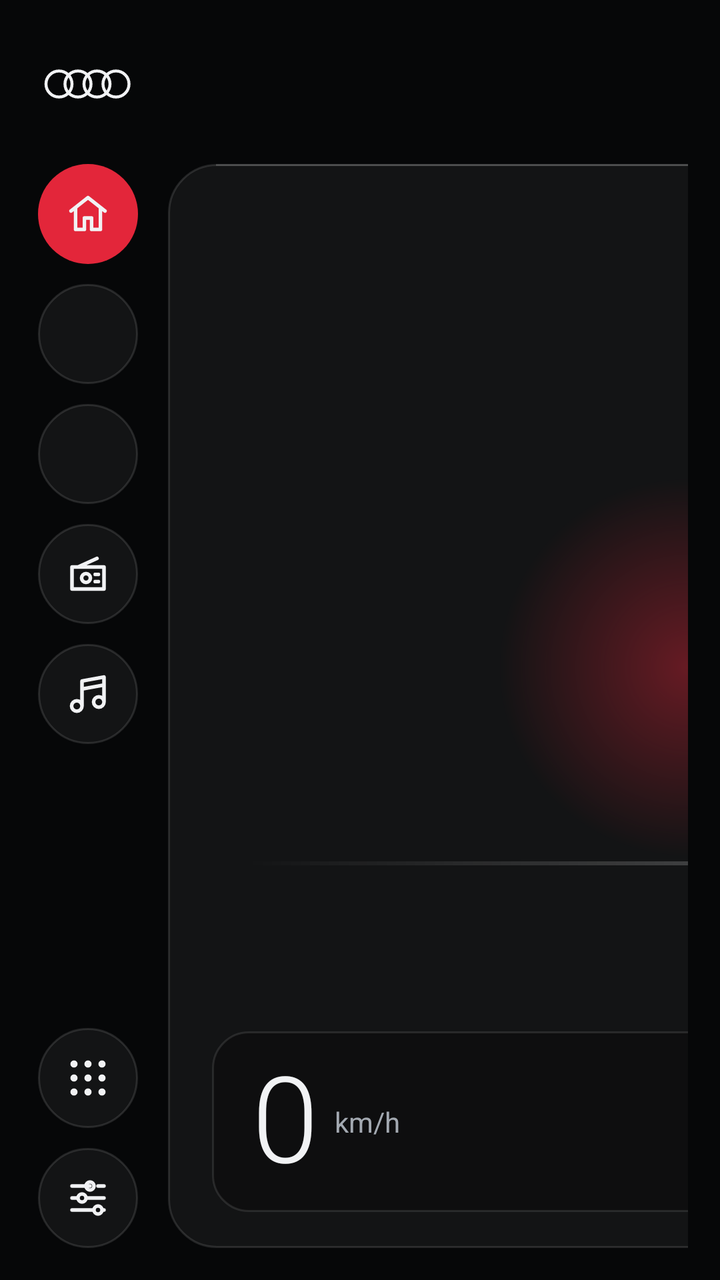
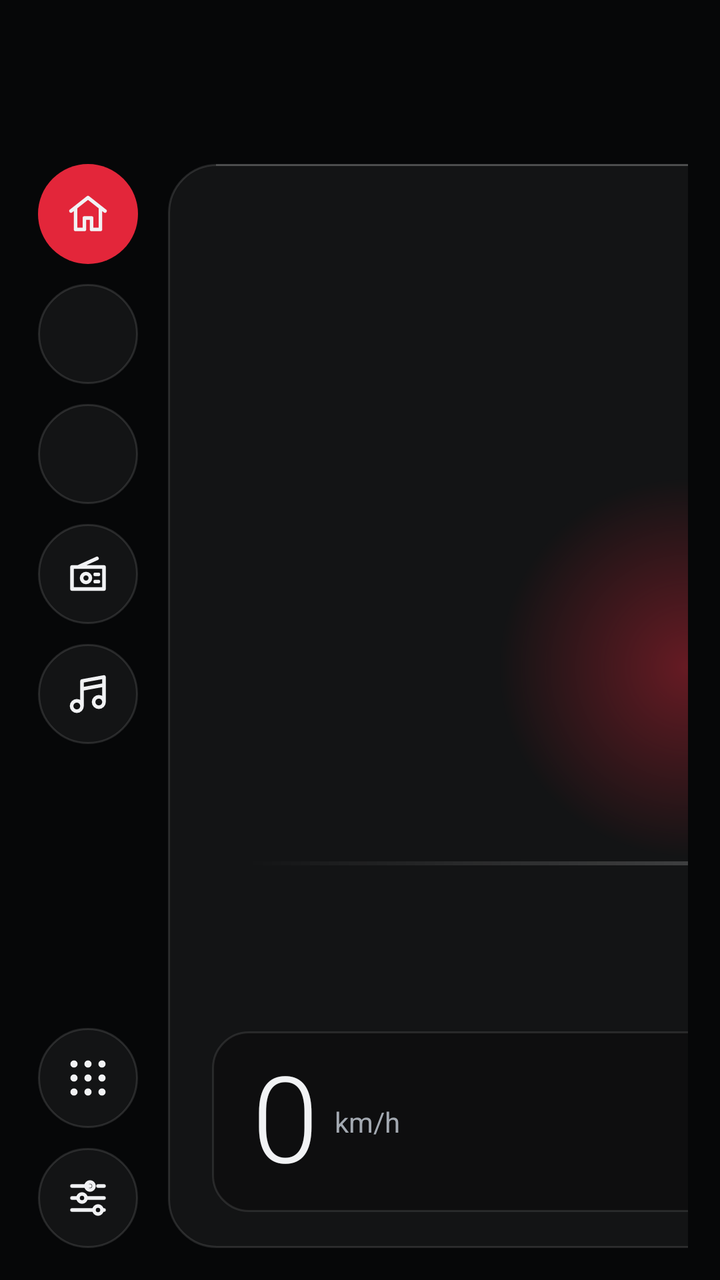

Screens rendered from an Android XML layout before and after an edit, with the pre-edit source and the edit as a unified diff.
<!-- AndroidManifest.xml: application theme Theme.Launcher -->
<!-- res/layout/activity_main.xml -->
<?xml version="1.0" encoding="utf-8"?>
<LinearLayout xmlns:android="http://schemas.android.com/apk/res/android"
    android:layout_width="match_parent"
    android:layout_height="match_parent"
    android:orientation="vertical"
    android:paddingLeft="16dp"
    android:paddingTop="14dp"
    android:paddingRight="16dp"
    android:paddingBottom="16dp">

    
    <LinearLayout
        android:layout_width="match_parent"
        android:layout_height="56dp"
        android:gravity="center_vertical"
        android:orientation="horizontal">

        <FrameLayout
            android:layout_width="56dp"
            android:layout_height="match_parent">

            <ImageView
                android:layout_width="46dp"
                android:layout_height="18dp"
                android:layout_gravity="center"
                android:importantForAccessibility="no"
                android:src="@drawable/ic_rings" />
        </FrameLayout>

        <TextView
            android:id="@+id/time"
            android:layout_width="wrap_content"
            android:layout_height="wrap_content"
            android:layout_marginLeft="12dp"
            android:fontFamily="sans-serif-light"
            android:includeFontPadding="false"
            android:textColor="?attr/uiText"
            android:textSize="34sp" />

        <LinearLayout
            android:layout_width="wrap_content"
            android:layout_height="wrap_content"
            android:layout_marginLeft="16dp"
            android:orientation="vertical">

            <TextView
                android:id="@+id/greeting"
                android:layout_width="wrap_content"
                android:layout_height="wrap_content"
                android:fontFamily="sans-serif-medium"
                android:includeFontPadding="false"
                android:textColor="?attr/uiText"
                android:textSize="15sp" />

            <TextView
                android:id="@+id/date"
                android:layout_width="wrap_content"
                android:layout_height="wrap_content"
                android:layout_marginTop="4dp"
                android:includeFontPadding="false"
                android:textColor="?attr/uiText2"
                android:textSize="12sp" />
        </LinearLayout>

        <Space
            android:layout_width="0dp"
            android:layout_height="1dp"
            android:layout_weight="1" />

        <TextView
            android:id="@+id/reminderPill"
            android:layout_width="wrap_content"
            android:layout_height="wrap_content"
            android:layout_marginRight="8dp"
            android:background="@drawable/glass_pill"
            android:fontFamily="sans-serif-medium"
            android:includeFontPadding="false"
            android:paddingLeft="14dp"
            android:paddingTop="9dp"
            android:paddingRight="14dp"
            android:paddingBottom="9dp"
            android:textColor="?attr/uiText"
            android:textSize="13sp"
            android:visibility="gone" />

        <LinearLayout
            android:id="@+id/locationPill"
            android:layout_width="wrap_content"
            android:layout_height="wrap_content"
            android:background="@drawable/glass_pill"
            android:gravity="center_vertical"
            android:orientation="horizontal"
            android:paddingLeft="14dp"
            android:paddingTop="8dp"
            android:paddingRight="14dp"
            android:paddingBottom="8dp"
            android:visibility="gone">

            <ImageView
                android:layout_width="16dp"
                android:layout_height="16dp"
                android:importantForAccessibility="no"
                android:src="@drawable/ic_pin" />

            <TextView
                android:id="@+id/city"
                android:layout_width="wrap_content"
                android:layout_height="wrap_content"
                android:layout_marginLeft="6dp"
                android:fontFamily="sans-serif-medium"
                android:includeFontPadding="false"
                android:textColor="?attr/uiText"
                android:textSize="13sp" />
        </LinearLayout>
    </LinearLayout>

    
    <LinearLayout
        android:layout_width="match_parent"
        android:layout_height="0dp"
        android:layout_marginTop="12dp"
        android:layout_weight="1"
        android:orientation="horizontal">

        
        <LinearLayout
            android:layout_width="56dp"
            android:layout_height="match_parent"
            android:gravity="center_horizontal"
            android:orientation="vertical">

            <ImageButton
                android:id="@+id/btnHome"
                style="@style/RailButton"
                android:background="@drawable/accent_circle"
                android:contentDescription="@string/cd_home"
                android:src="@drawable/ic_home" />

            <ImageButton
                android:id="@+id/slot0"
                style="@style/RailButton"
                android:layout_marginTop="10dp"
                android:contentDescription="@string/cd_carplay"
                android:padding="9dp"
                android:scaleType="fitCenter" />

            <ImageButton
                android:id="@+id/slot1"
                style="@style/RailButton"
                android:layout_marginTop="10dp"
                android:contentDescription="@string/cd_aa"
                android:padding="9dp"
                android:scaleType="fitCenter" />

            <ImageButton
                android:id="@+id/slot2"
                style="@style/RailButton"
                android:layout_marginTop="10dp"
                android:contentDescription="@string/cd_radio"
                android:padding="9dp"
                android:scaleType="center"
                android:src="@drawable/ic_radio" />

            <ImageButton
                android:id="@+id/slot3"
                style="@style/RailButton"
                android:layout_marginTop="10dp"
                android:contentDescription="@string/cd_music"
                android:src="@drawable/ic_music" />

            <Space
                android:layout_width="1dp"
                android:layout_height="0dp"
                android:layout_weight="1"
                android:minHeight="10dp" />

            <ImageButton
                android:id="@+id/btnApps"
                style="@style/RailButton"
                android:contentDescription="@string/cd_apps"
                android:src="@drawable/ic_apps" />

            <ImageButton
                android:id="@+id/btnSettings"
                style="@style/RailButton"
                android:layout_marginTop="10dp"
                android:contentDescription="@string/cd_settings"
                android:src="@drawable/ic_settings" />
        </LinearLayout>

        
        <LinearLayout
            android:id="@+id/carCard"
            android:layout_width="520dp"
            android:layout_height="match_parent"
            android:layout_marginLeft="12dp"
            android:background="@drawable/glass_panel"
            android:orientation="vertical"
            android:paddingLeft="22dp"
            android:paddingTop="18dp"
            android:paddingRight="22dp"
            android:paddingBottom="18dp">

            <FrameLayout
                android:layout_width="match_parent"
                android:layout_height="wrap_content">

                <LinearLayout
                    android:layout_width="wrap_content"
                    android:layout_height="wrap_content"
                    android:orientation="vertical">

                    <TextView
                        android:id="@+id/carTitle"
                        android:layout_width="wrap_content"
                        android:layout_height="wrap_content"
                        android:fontFamily="sans-serif-medium"
                        android:includeFontPadding="false"
                        android:textColor="?attr/uiText"
                        android:textSize="26sp" />

                    <TextView
                        android:id="@+id/carSub"
                        android:layout_width="wrap_content"
                        android:layout_height="wrap_content"
                        android:layout_marginTop="6dp"
                        android:includeFontPadding="false"
                        android:textColor="?attr/uiText2"
                        android:textSize="13sp" />
                </LinearLayout>

                <ImageButton
                    android:id="@+id/btnCustomize"
                    android:layout_width="44dp"
                    android:layout_height="44dp"
                    android:layout_gravity="right|top"
                    android:background="@drawable/glass_circle"
                    android:contentDescription="@string/cd_customize"
                    android:src="@drawable/ic_edit" />
            </FrameLayout>

            <FrameLayout
                android:layout_width="match_parent"
                android:layout_height="0dp"
                android:layout_weight="1">

                <View
                    android:layout_width="440dp"
                    android:layout_height="190dp"
                    android:layout_gravity="center"
                    android:alpha="0.4"
                    android:background="@drawable/car_glow" />

                <View
                    android:id="@+id/floor"
                    android:layout_width="440dp"
                    android:layout_height="2dp"
                    android:layout_gravity="center"
                    android:background="@drawable/floor_line"
                    android:translationY="98dp" />

                <ImageView
                    android:id="@+id/car"
                    android:layout_width="440dp"
                    android:layout_height="wrap_content"
                    android:layout_gravity="center"
                    android:adjustViewBounds="true"
                    android:importantForAccessibility="no" />
            </FrameLayout>

            <LinearLayout
                android:layout_width="match_parent"
                android:layout_height="wrap_content"
                android:background="@drawable/speed_panel"
                android:gravity="center_vertical"
                android:orientation="horizontal"
                android:paddingLeft="20dp"
                android:paddingTop="10dp"
                android:paddingRight="20dp"
                android:paddingBottom="10dp">

                <TextView
                    android:id="@+id/speed"
                    android:layout_width="wrap_content"
                    android:layout_height="wrap_content"
                    android:fontFamily="sans-serif-light"
                    android:includeFontPadding="false"
                    android:text="0"
                    android:textColor="?attr/uiText"
                    android:textSize="60sp" />

                <TextView
                    android:layout_width="wrap_content"
                    android:layout_height="wrap_content"
                    android:layout_marginLeft="8dp"
                    android:text="@string/kmh"
                    android:textColor="?attr/uiText2"
                    android:textSize="14sp" />

                <Space
                    android:layout_width="0dp"
                    android:layout_height="1dp"
                    android:layout_weight="1" />

                <LinearLayout
                    android:layout_width="170dp"
                    android:layout_height="wrap_content"
                    android:orientation="vertical">

                    <LinearLayout
                        android:layout_width="match_parent"
                        android:layout_height="wrap_content"
                        android:orientation="horizontal">

                        <TextView
                            style="@style/Label"
                            android:layout_width="0dp"
                            android:layout_height="wrap_content"
                            android:layout_weight="1"
                            android:text="@string/speed_label" />

                        <TextView
                            style="@style/Label"
                            android:layout_width="wrap_content"
                            android:layout_height="wrap_content"
                            android:text="@string/gps" />
                    </LinearLayout>

                    <ProgressBar
                        android:id="@+id/speedBar"
                        style="@android:style/Widget.ProgressBar.Horizontal"
                        android:layout_width="match_parent"
                        android:layout_height="6dp"
                        android:layout_marginTop="8dp"
                        android:max="200"
                        android:progress="0"
                        android:progressDrawable="@drawable/progress_bar" />

                    <TextView
                        android:id="@+id/noGps"
                        android:layout_width="wrap_content"
                        android:layout_height="wrap_content"
                        android:layout_marginTop="6dp"
                        android:includeFontPadding="false"
                        android:text="@string/no_gps"
                        android:textColor="?attr/uiText2"
                        android:textSize="11sp"
                        android:visibility="invisible" />
                </LinearLayout>
            </LinearLayout>
        </LinearLayout>

        
        <LinearLayout
            android:layout_width="0dp"
            android:layout_height="match_parent"
            android:layout_marginLeft="12dp"
            android:layout_weight="1"
            android:orientation="vertical">

            
            <LinearLayout
                android:layout_width="match_parent"
                android:layout_height="0dp"
                android:layout_weight="1"
                android:background="@drawable/glass_panel"
                android:orientation="vertical"
                android:paddingLeft="18dp"
                android:paddingTop="14dp"
                android:paddingRight="18dp"
                android:paddingBottom="12dp">

                <TextView
                    style="@style/Label"
                    android:layout_width="wrap_content"
                    android:layout_height="wrap_content"
                    android:text="@string/now_playing" />

                <LinearLayout
                    android:layout_width="match_parent"
                    android:layout_height="0dp"
                    android:layout_marginTop="10dp"
                    android:layout_weight="1"
                    android:gravity="center_vertical"
                    android:orientation="horizontal">

                    <FrameLayout
                        android:layout_width="84dp"
                        android:layout_height="84dp"
                        android:background="@drawable/art_placeholder">

                        <ImageView
                            android:id="@+id/artNote"
                            android:layout_width="40dp"
                            android:layout_height="40dp"
                            android:layout_gravity="center"
                            android:importantForAccessibility="no"
                            android:src="@drawable/ic_note_big" />

                        <ImageView
                            android:id="@+id/art"
                            android:layout_width="match_parent"
                            android:layout_height="match_parent"
                            android:importantForAccessibility="no"
                            android:scaleType="centerCrop"
                            android:visibility="gone" />
                    </FrameLayout>

                    <LinearLayout
                        android:layout_width="0dp"
                        android:layout_height="wrap_content"
                        android:layout_marginLeft="14dp"
                        android:layout_weight="1"
                        android:orientation="vertical">

                        <TextView
                            android:id="@+id/title"
                            android:layout_width="match_parent"
                            android:layout_height="wrap_content"
                            android:ellipsize="end"
                            android:fontFamily="sans-serif-medium"
                            android:maxLines="2"
                            android:text="@string/nothing_playing"
                            android:textColor="?attr/uiText"
                            android:textSize="19sp" />

                        <TextView
                            android:id="@+id/artist"
                            android:layout_width="match_parent"
                            android:layout_height="wrap_content"
                            android:layout_marginTop="2dp"
                            android:ellipsize="end"
                            android:singleLine="true"
                            android:textColor="?attr/uiText2"
                            android:textSize="14sp" />
                    </LinearLayout>
                </LinearLayout>

                <ProgressBar
                    android:id="@+id/mediaBar"
                    style="@android:style/Widget.ProgressBar.Horizontal"
                    android:layout_width="match_parent"
                    android:layout_height="4dp"
                    android:layout_marginTop="8dp"
                    android:max="1000"
                    android:progress="0"
                    android:progressDrawable="@drawable/progress_bar" />

                <FrameLayout
                    android:layout_width="match_parent"
                    android:layout_height="56dp"
                    android:layout_marginTop="4dp">

                    <TextView
                        android:id="@+id/posText"
                        android:layout_width="wrap_content"
                        android:layout_height="wrap_content"
                        android:layout_gravity="left|top"
                        android:textColor="?attr/uiText2"
                        android:textSize="11sp" />

                    <TextView
                        android:id="@+id/durText"
                        android:layout_width="wrap_content"
                        android:layout_height="wrap_content"
                        android:layout_gravity="right|top"
                        android:textColor="?attr/uiText2"
                        android:textSize="11sp" />

                    <LinearLayout
                        android:layout_width="wrap_content"
                        android:layout_height="match_parent"
                        android:layout_gravity="center_horizontal"
                        android:gravity="center_vertical"
                        android:orientation="horizontal">

                        <ImageButton
                            android:id="@+id/btnPrev"
                            android:layout_width="48dp"
                            android:layout_height="48dp"
                            android:background="@drawable/glass_circle"
                            android:contentDescription="@string/cd_prev"
                            android:src="@drawable/ic_prev" />

                        <ImageButton
                            android:id="@+id/btnPlay"
                            android:layout_width="56dp"
                            android:layout_height="56dp"
                            android:layout_marginLeft="18dp"
                            android:layout_marginRight="18dp"
                            android:background="@drawable/accent_circle"
                            android:contentDescription="@string/cd_play"
                            android:src="@drawable/ic_play" />

                        <ImageButton
                            android:id="@+id/btnNext"
                            android:layout_width="48dp"
                            android:layout_height="48dp"
                            android:background="@drawable/glass_circle"
                            android:contentDescription="@string/cd_next"
                            android:src="@drawable/ic_next" />
                    </LinearLayout>
                </FrameLayout>
            </LinearLayout>

            
            <LinearLayout
                android:id="@+id/radioCard"
                android:layout_width="match_parent"
                android:layout_height="0dp"
                android:layout_marginTop="12dp"
                android:layout_weight="1"
                android:background="@drawable/glass_panel"
                android:clickable="true"
                android:focusable="true"
                android:orientation="vertical"
                android:paddingLeft="18dp"
                android:paddingTop="14dp"
                android:paddingRight="18dp"
                android:paddingBottom="14dp">

                <TextView
                    android:id="@+id/radioLabel"
                    style="@style/Label"
                    android:layout_width="wrap_content"
                    android:layout_height="wrap_content"
                    android:text="@string/radio_fm" />

                <LinearLayout
                    android:layout_width="match_parent"
                    android:layout_height="0dp"
                    android:layout_weight="1"
                    android:gravity="center_vertical"
                    android:orientation="horizontal">

                    <TextView
                        android:id="@+id/radioFreq"
                        android:layout_width="wrap_content"
                        android:layout_height="wrap_content"
                        android:fontFamily="sans-serif-light"
                        android:includeFontPadding="false"
                        android:text="--.-"
                        android:textColor="?attr/uiText"
                        android:textSize="44sp" />

                    <LinearLayout
                        android:layout_width="wrap_content"
                        android:layout_height="wrap_content"
                        android:layout_marginLeft="10dp"
                        android:orientation="vertical">

                        <TextView
                            android:id="@+id/radioUnit"
                            android:layout_width="wrap_content"
                            android:layout_height="wrap_content"
                            android:text="MHz"
                            android:textColor="?attr/uiText2"
                            android:textSize="14sp" />

                        <TextView
                            android:id="@+id/radioBand"
                            android:layout_width="wrap_content"
                            android:layout_height="wrap_content"
                            android:fontFamily="sans-serif-medium"
                            android:text="FM"
                            android:textColor="?attr/uiAccent"
                            android:textSize="12sp" />
                    </LinearLayout>

                    <Space
                        android:layout_width="0dp"
                        android:layout_height="1dp"
                        android:layout_weight="1" />

                    <ImageButton
                        android:id="@+id/btnSeekBack"
                        android:layout_width="44dp"
                        android:layout_height="44dp"
                        android:background="@drawable/glass_circle"
                        android:contentDescription="@string/cd_prev"
                        android:src="@drawable/ic_seek_back" />

                    <ImageButton
                        android:id="@+id/btnSeekFwd"
                        android:layout_width="44dp"
                        android:layout_height="44dp"
                        android:layout_marginLeft="10dp"
                        android:background="@drawable/glass_circle"
                        android:contentDescription="@string/cd_next"
                        android:src="@drawable/ic_seek_fwd" />
                </LinearLayout>
            </LinearLayout>
        </LinearLayout>
    </LinearLayout>
</LinearLayout>
<!-- resources referenced by this layout -->
<resources>
  <!-- drawable accent_circle (drawable) -->
  <?xml version="1.0" encoding="utf-8"?>
  <ripple xmlns:android="http://schemas.android.com/apk/res/android" android:color="#40FFFFFF">
      <item>
          <shape android:shape="oval">
              <solid android:color="?attr/uiAccent" />
          </shape>
      </item>
  </ripple>
  <!-- drawable floor_line (drawable) -->
  <?xml version="1.0" encoding="utf-8"?>
  <shape xmlns:android="http://schemas.android.com/apk/res/android" android:shape="rectangle">
      <gradient android:angle="0" android:startColor="#00FFFFFF" android:centerColor="?attr/uiFloor" android:endColor="#00FFFFFF" />
  </shape>
  <!-- drawable ic_pin (drawable) -->
  <?xml version="1.0" encoding="utf-8"?>
  <vector xmlns:android="http://schemas.android.com/apk/res/android" android:width="16dp" android:height="16dp" android:viewportWidth="24" android:viewportHeight="24">
  <path android:fillColor="#FFE3263A" android:pathData="M12,2.5c-3.9,0 -7,3 -7,6.9c0,5.1 7,12.1 7,12.1s7,-7 7,-12.1c0,-3.9 -3.1,-6.9 -7,-6.9zM12,12a2.6,2.6 0,1 1,0 -5.2a2.6,2.6 0,1 1,0 5.2z"/>
  </vector>
  <!-- drawable ic_rings (drawable) -->
  <?xml version="1.0" encoding="utf-8"?>
  <vector xmlns:android="http://schemas.android.com/apk/res/android" android:width="46dp" android:height="18dp" android:viewportWidth="92" android:viewportHeight="36">
      <path android:strokeColor="?attr/uiText" android:strokeWidth="3" android:fillColor="#00000000"
          android:pathData="M4,18a13,13 0,1 0,26 0a13,13 0,1 0,-26 0M23,18a13,13 0,1 0,26 0a13,13 0,1 0,-26 0M42,18a13,13 0,1 0,26 0a13,13 0,1 0,-26 0M61,18a13,13 0,1 0,26 0a13,13 0,1 0,-26 0" />
  </vector>
  <!-- drawable speed_panel (drawable) -->
  <?xml version="1.0" encoding="utf-8"?>
  <shape xmlns:android="http://schemas.android.com/apk/res/android" android:shape="rectangle">
      <solid android:color="#47000000" />
      <stroke android:width="1dp" android:color="#1AFFFFFF" />
      <corners android:radius="18dp" />
  </shape>
  <string name="cd_aa">Android Auto</string>
  <string name="cd_apps">Apps</string>
  <string name="cd_carplay">CarPlay</string>
  <string name="cd_customize">Personalizar</string>
  <string name="cd_home">Inicio</string>
  <string name="cd_music">Música</string>
  <string name="cd_next">Siguiente</string>
  <string name="cd_play">Reproducir o pausar</string>
  <string name="cd_prev">Anterior</string>
  <string name="cd_radio">Radio</string>
  <string name="cd_settings">Ajustes</string>
  <string name="gps">GPS</string>
  <string name="kmh" translatable="false">km/h</string>
  <string name="no_gps">Sin señal GPS</string>
  <string name="nothing_playing">Sin reproducción</string>
  <string name="now_playing">AHORA SUENA</string>
  <string name="radio_fm">RADIO FM</string>
  <string name="speed_label">VELOCIDAD</string>
  <style name="Label">
          <item name="android:textColor">?attr/uiText2</item>
          <item name="android:textSize">11sp</item>
          <item name="android:letterSpacing">0.14</item>
          <item name="android:fontFamily">sans-serif-medium</item>
          <item name="android:includeFontPadding">false</item>
      </style>
  <style name="RailButton">
          <item name="android:layout_width">50dp</item>
          <item name="android:layout_height">50dp</item>
          <item name="android:background">@drawable/glass_circle</item>
          <item name="android:scaleType">center</item>
          <item name="android:padding">0dp</item>
      </style>
  <color name="bg">#FF060708</color>
  <color name="accent">#FFE3263A</color>
  <color name="text">#FFF1F2F4</color>
  <color name="text2">#FFA3A9B1</color>
  <color name="glass_fill">#0DFFFFFF</color>
  <color name="glass_stroke">#1FFFFFFF</color>
  <color name="glass_hi">#29FFFFFF</color>
  <color name="track">#1AFFFFFF</color>
  <color name="floor">#2EFFFFFF</color>
  <!-- unchanged entries left out for length: 19 -->
</resources>

<!-- the commit's change to res/layout/activity_main.xml (unified diff, before → after) -->
@@ -20,11 +20,11 @@
             android:layout_height="match_parent">
 
             <ImageView
+                android:id="@+id/logo"
                 android:layout_width="46dp"
                 android:layout_height="18dp"
                 android:layout_gravity="center"
-                android:importantForAccessibility="no"
-                android:src="@drawable/ic_rings" />
+                android:importantForAccessibility="no" />
         </FrameLayout>
 
         <TextView
@@ -214,6 +214,8 @@
                         android:id="@+id/carTitle"
                         android:layout_width="wrap_content"
                         android:layout_height="wrap_content"
+                        android:ellipsize="end"
+                        android:singleLine="true"
                         android:fontFamily="sans-serif-medium"
                         android:includeFontPadding="false"
                         android:textColor="?attr/uiText"
<!-- resource entries referenced after the edit -->
@@ -17,13 +17,7 @@
   <!-- drawable ic_pin (drawable) -->
   <?xml version="1.0" encoding="utf-8"?>
   <vector xmlns:android="http://schemas.android.com/apk/res/android" android:width="16dp" android:height="16dp" android:viewportWidth="24" android:viewportHeight="24">
-  <path android:fillColor="#FFE3263A" android:pathData="M12,2.5c-3.9,0 -7,3 -7,6.9c0,5.1 7,12.1 7,12.1s7,-7 7,-12.1c0,-3.9 -3.1,-6.9 -7,-6.9zM12,12a2.6,2.6 0,1 1,0 -5.2a2.6,2.6 0,1 1,0 5.2z"/>
-  </vector>
-  <!-- drawable ic_rings (drawable) -->
-  <?xml version="1.0" encoding="utf-8"?>
-  <vector xmlns:android="http://schemas.android.com/apk/res/android" android:width="46dp" android:height="18dp" android:viewportWidth="92" android:viewportHeight="36">
-      <path android:strokeColor="?attr/uiText" android:strokeWidth="3" android:fillColor="#00000000"
-          android:pathData="M4,18a13,13 0,1 0,26 0a13,13 0,1 0,-26 0M23,18a13,13 0,1 0,26 0a13,13 0,1 0,-26 0M42,18a13,13 0,1 0,26 0a13,13 0,1 0,-26 0M61,18a13,13 0,1 0,26 0a13,13 0,1 0,-26 0" />
+  <path android:fillColor="?attr/uiAccent" android:pathData="M12,2.5c-3.9,0 -7,3 -7,6.9c0,5.1 7,12.1 7,12.1s7,-7 7,-12.1c0,-3.9 -3.1,-6.9 -7,-6.9zM12,12a2.6,2.6 0,1 1,0 -5.2a2.6,2.6 0,1 1,0 5.2z"/>
   </vector>
   <!-- drawable speed_panel (drawable) -->
   <?xml version="1.0" encoding="utf-8"?>
